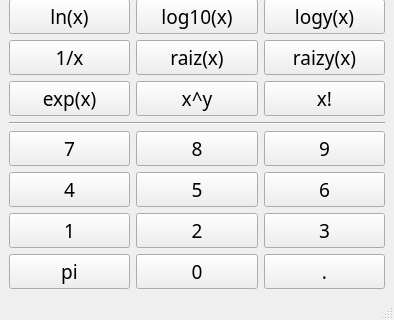
This is parte_1/calculadoraANPI/mainwindow.ui in andresuriza/Tarea-1-ANPI as Qt 5 draws it before an edit; both pictures show x 0 to 394 and y 353 to 673 of the 394 by 673 pixel window. The edited form follows.
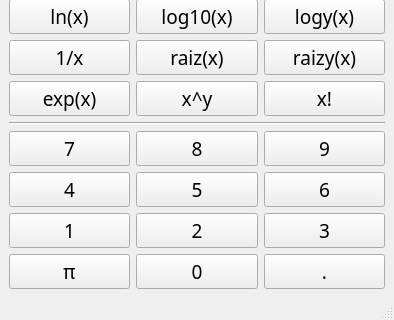
This is the edited form. Icons and pictures are not drawn.

Diff of the .ui file:
```diff
--- a/parte_1/calculadoraANPI/mainwindow.ui
+++ b/parte_1/calculadoraANPI/mainwindow.ui
@@ -653,7 +653,7 @@
          </font>
         </property>
         <property name="text">
-         <string>pi</string>
+         <string>π</string>
         </property>
        </widget>
       </item>
```
